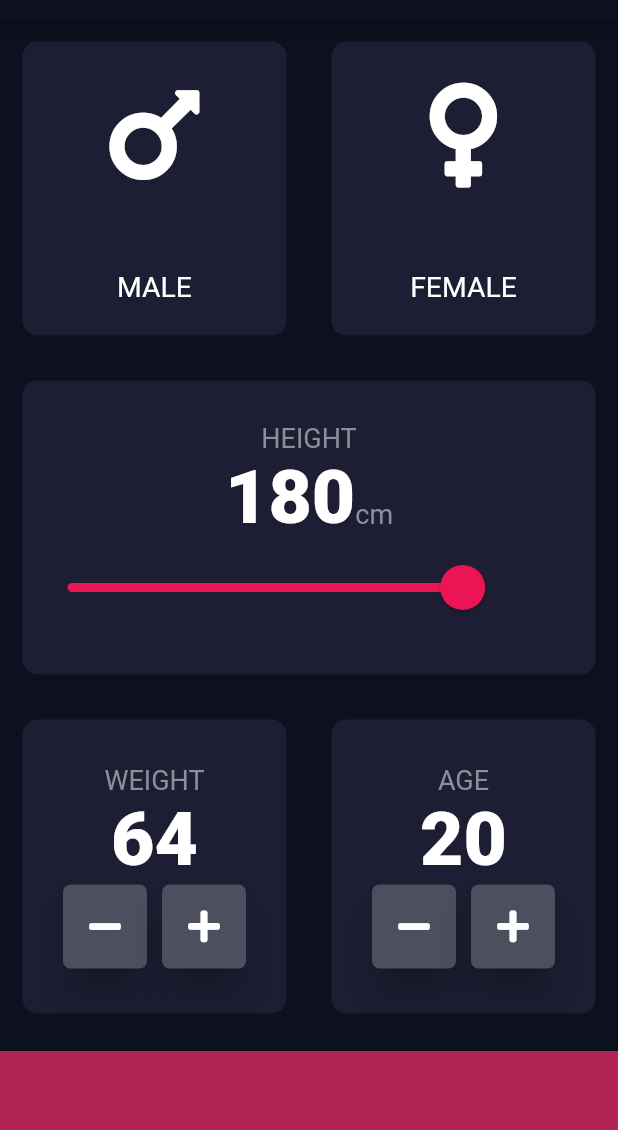
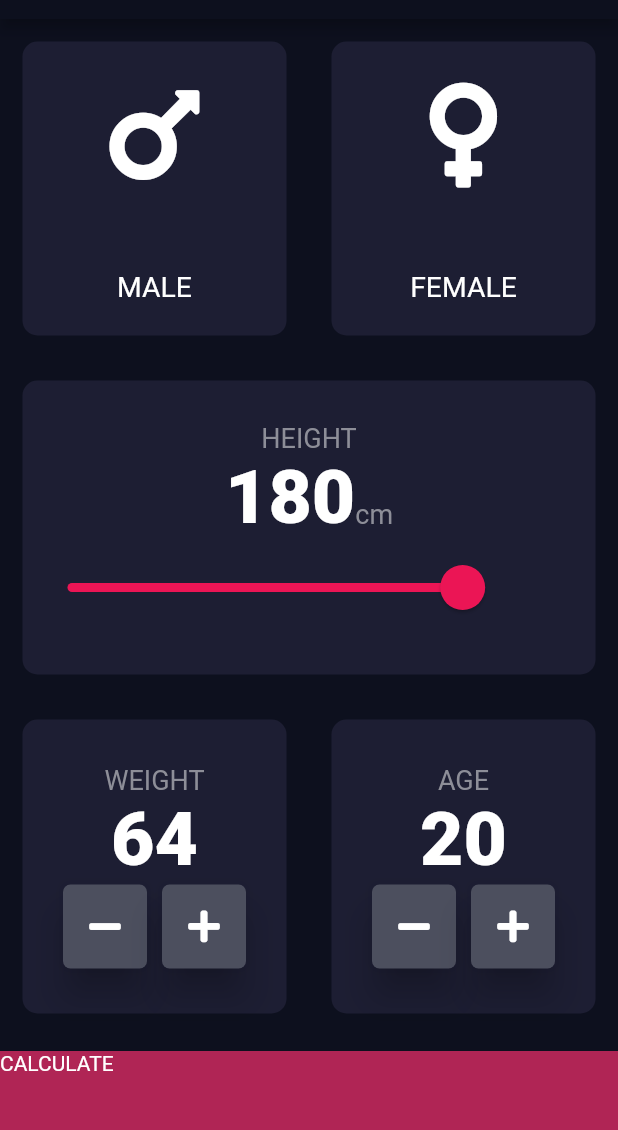
Before and after one commit to abdulaziz-damlahi/bmi-calculator, a Flutter app: the screen it shows after launch, after a tap on an icon or button, on a phone screen of 412 x 824 dp, the part 65-1195 px from its top. Run offline on Flutter 3.47's test engine with Material 2 defaults, Android fonts, the phone set to English and light mode, and no system bars; our stand-ins replace font_awesome_flutter; missing offline and left inert: dart:ffi.

Commit message:
new pages

```diff
--- a/lib/input_page.dart
+++ b/lib/input_page.dart
@@ -6,6 +6,7 @@ import 'package:font_awesome_flutter/font_awesome_flutter.dart';
 import 'reusable.dart';
 import 'icon_content.dart';
 import 'constant.dart';
+import 'Results_pages.dart';
 
 enum Gender {
   male,
@@ -204,11 +205,18 @@ class _InputPageState extends State<InputPage> {
               ),
             ],
           )),
-          Container(
-            color: kwidgetcolorbottom,
-            margin: EdgeInsets.only(top: 10),
-            width: double.infinity,
-            height: kbottomContanerH,
+          GestureDetector(
+            onTap: () {
+              Navigator.push(context,
+                  MaterialPageRoute(builder: (context) => ResultsPages()));
+            },
+            child: Container(
+              child: Text('CALCULATE'),
+              color: kwidgetcolorbottom,
+              margin: EdgeInsets.only(top: 10),
+              width: double.infinity,
+              height: kbottomContanerH,
+            ),
           ),
         ],
       ),
```
Also changed, not shown: lib/results_pages.dart (added, +13 -0 lines).
